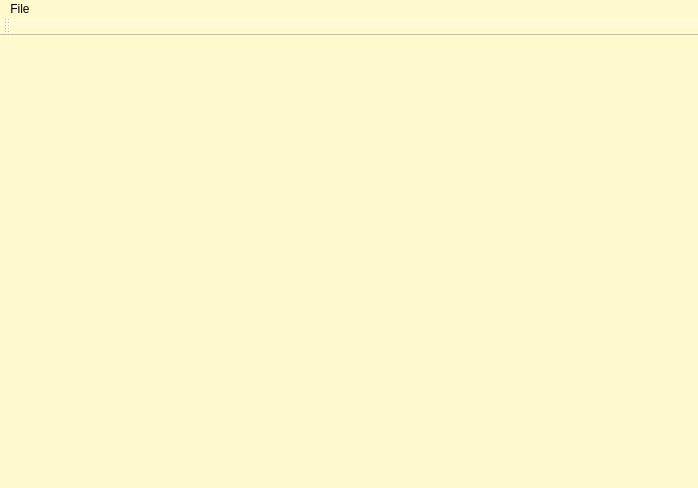
Above: mainwindow.ui from afwilkin/ProjectTracker before the change. Below: the same form after it.
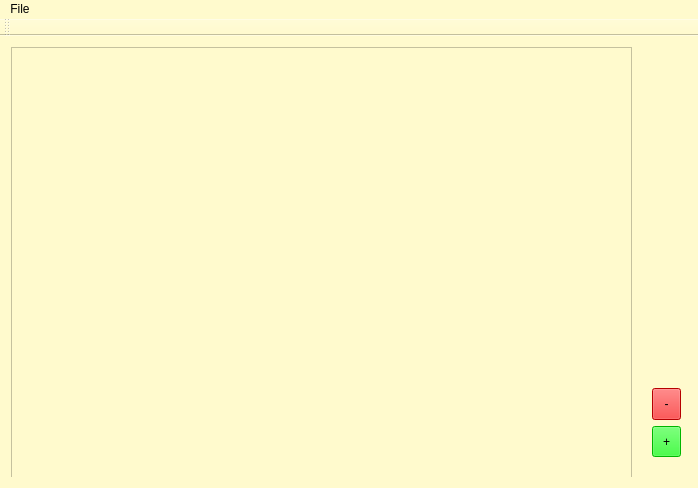
That is the form after the change. The open tabs and pages were chosen to show the change.

Commit message: added addition and subtraction features, we can expand an item in a list as well

What changed in the file:
```diff
--- a/mainwindow.ui
+++ b/mainwindow.ui
@@ -135,7 +135,62 @@
         </item>
        </layout>
       </widget>
-      <widget class="QWidget" name="page_2"/>
+      <widget class="QWidget" name="page_2">
+       <widget class="QListWidget" name="listWidget">
+        <property name="geometry">
+         <rect>
+          <x>0</x>
+          <y>0</y>
+          <width>621</width>
+          <height>431</height>
+         </rect>
+        </property>
+       </widget>
+       <widget class="QWidget" name="layoutWidget">
+        <property name="geometry">
+         <rect>
+          <x>630</x>
+          <y>330</y>
+          <width>51</width>
+          <height>91</height>
+         </rect>
+        </property>
+        <layout class="QVBoxLayout" name="verticalLayout">
+         <item>
+          <widget class="QToolButton" name="delete_2">
+           <property name="sizePolicy">
+            <sizepolicy hsizetype="Expanding" vsizetype="Expanding">
+             <horstretch>0</horstretch>
+             <verstretch>0</verstretch>
+            </sizepolicy>
+           </property>
+           <property name="styleSheet">
+            <string notr="true">background: rgb(255, 0, 0)</string>
+           </property>
+           <property name="text">
+            <string>-</string>
+           </property>
+          </widget>
+         </item>
+         <item>
+          <widget class="QToolButton" name="add">
+           <property name="sizePolicy">
+            <sizepolicy hsizetype="Expanding" vsizetype="Expanding">
+             <horstretch>0</horstretch>
+             <verstretch>0</verstretch>
+            </sizepolicy>
+           </property>
+           <property name="styleSheet">
+            <string notr="true">background: rgb(0, 255, 0)</string>
+           </property>
+           <property name="text">
+            <string>+</string>
+           </property>
+          </widget>
+         </item>
+        </layout>
+       </widget>
+      </widget>
      </widget>
     </item>
    </layout>
```
Left out of the diff: 2 changed lines with no effect on the pictures. The commit also changes 10 other files.
